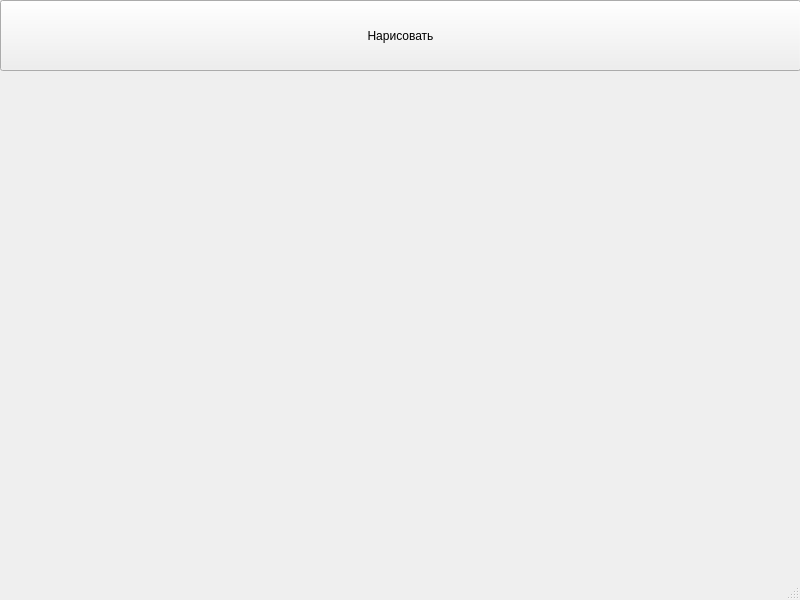
RussianPlay/CoffeeProjects, file PainterProject/p_design.ui: the form before one commit.
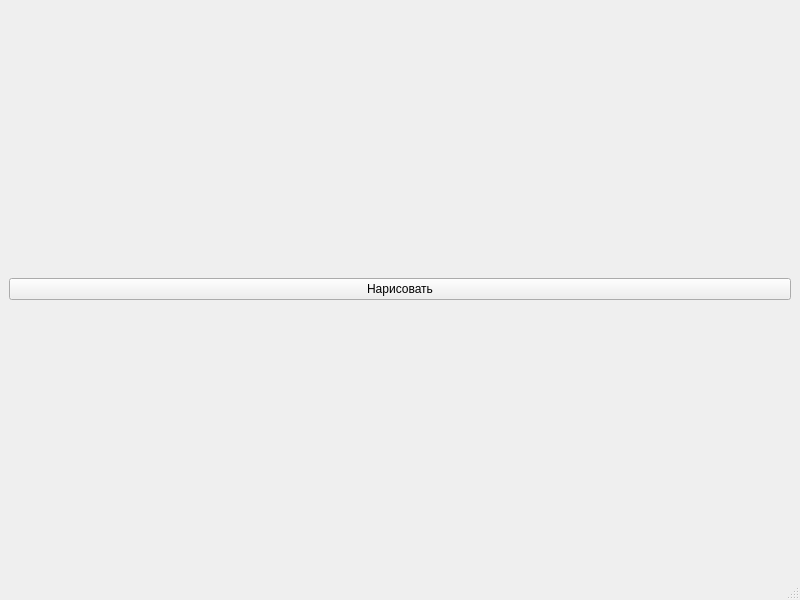
The form after the commit.

What changed in the file:
```diff
--- a/PainterProject/p_design.ui
+++ b/PainterProject/p_design.ui
@@ -14,19 +14,19 @@
    <string>MainWindow</string>
   </property>
   <widget class="QWidget" name="centralwidget">
+   <layout class="QHBoxLayout" name="horizontalLayout">
+    <item>
+     <layout class="QGridLayout" name="gridLayout">
+      <item row="0" column="0">
    <widget class="QPushButton" name="pushButton">
-    <property name="geometry">
-     <rect>
-      <x>0</x>
-      <y>0</y>
-      <width>801</width>
-      <height>71</height>
-     </rect>
-    </property>
     <property name="text">
      <string>Нарисовать</string>
     </property>
    </widget>
+      </item>
+     </layout>
+    </item>
+   </layout>
   </widget>
   <widget class="QStatusBar" name="statusbar"/>
  </widget>
```
Lines whose indentation alone changed are shown as unchanged.
